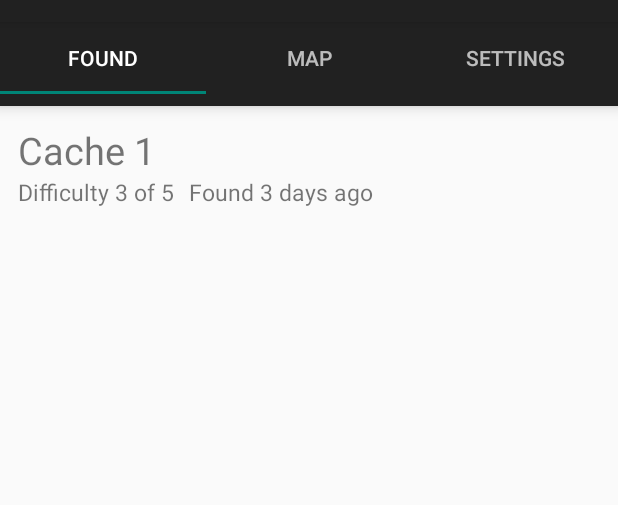
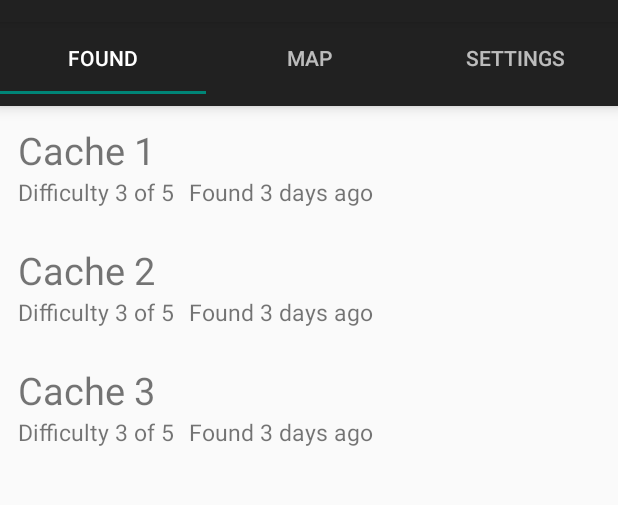
Before and after one commit to TechRetreat/learnathon, an Android app: the screen it shows after launch (MainActivity), on a phone screen of 412 x 824 dp, the part 62-567 px from its top. Run offline under Robolectric (Android 15) with nearby library versions, the phone set to English and light mode, and no system bars.

Commit message:
working setting, started map page

```diff
--- a/mobile/android/Geocaching/app/src/main/java/techretreat/jgzuke/geocaching/MapPage/Caches.java
+++ b/mobile/android/Geocaching/app/src/main/java/techretreat/jgzuke/geocaching/MapPage/MapCaches.java
@@ -2,7 +2,7 @@ package techretreat.jgzuke.geocaching.MapPage;
 
 import java.util.Map;
 
-public class Caches {
+public class MapCaches {
     public Map<String, Cache> caches;
 
     public static class Cache {
--- a/mobile/android/Geocaching/app/src/main/java/techretreat/jgzuke/geocaching/MapPage/MapDataInteractor.java
+++ b/mobile/android/Geocaching/app/src/main/java/techretreat/jgzuke/geocaching/MapPage/MapDataInteractor.java
@@ -21,6 +21,6 @@ public class MapDataInteractor {
     }
 
     public void getCaches() {
-        Caches response = new DataUtilities<Caches>().getResponse(context, Caches.class);
+        MapCaches response = new DataUtilities<MapCaches>().getResponse(context, MapCaches.class);
     }
 }
--- a/mobile/android/Geocaching/app/src/main/java/techretreat/jgzuke/geocaching/MapPage/MapFragment.java
+++ b/mobile/android/Geocaching/app/src/main/java/techretreat/jgzuke/geocaching/MapPage/MapFragment.java
@@ -1,14 +1,15 @@
 package techretreat.jgzuke.geocaching.MapPage;
 
 import android.os.Bundle;
-import android.support.v4.app.Fragment;
 import android.view.LayoutInflater;
 import android.view.View;
 import android.view.ViewGroup;
 
+import com.google.android.gms.maps.SupportMapFragment;
+
 import techretreat.jgzuke.geocaching.R;
 
-public class MapFragment extends Fragment {
+public class MapFragment extends SupportMapFragment {
 
     private static final String KEY_USER_ID = "user_id";
 
--- a/mobile/android/Geocaching/app/src/main/res/layout/list_item_found_cache.xml
+++ b/mobile/android/Geocaching/app/src/main/res/layout/list_item_found_cache.xml
@@ -2,7 +2,7 @@
 <RelativeLayout xmlns:android="http://schemas.android.com/apk/res/android"
     xmlns:tools="http://schemas.android.com/tools"
     android:layout_width="match_parent"
-    android:layout_height="match_parent"
+    android:layout_height="wrap_content"
     android:padding="12dp" >
 
     <TextView
--- a/mobile/android/Geocaching/app/src/main/res/values/styles.xml
+++ b/mobile/android/Geocaching/app/src/main/res/values/styles.xml
@@ -2,7 +2,6 @@
 
     <!-- Base application theme. -->
     <style name="AppTheme" parent="Theme.AppCompat.Light.DarkActionBar">
-        <!-- Customize your theme here. -->
+        <item name="preferenceTheme">@style/PreferenceThemeOverlay.v14.Material</item>
     </style>
-
 </resources>
```
Also changed, not shown: mobile/android/Geocaching/app/build.gradle (+4 -3 lines), mobile/android/Geocaching/app/src/main/AndroidManifest.xml (+7 -1 lines), 1 other file.
